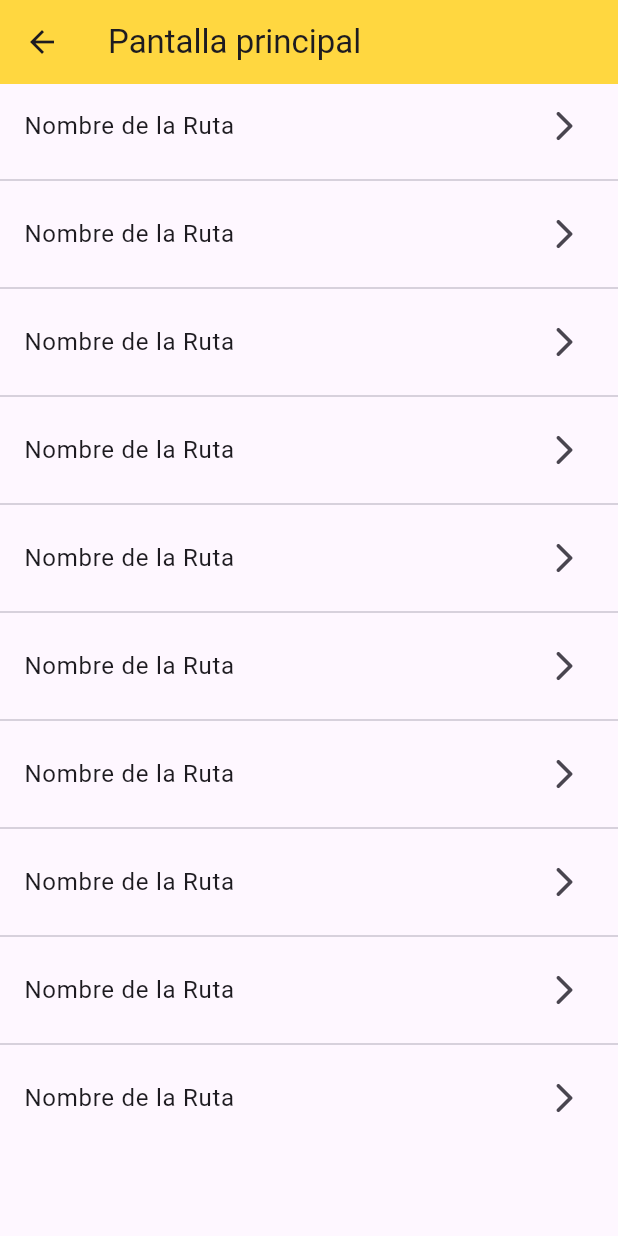
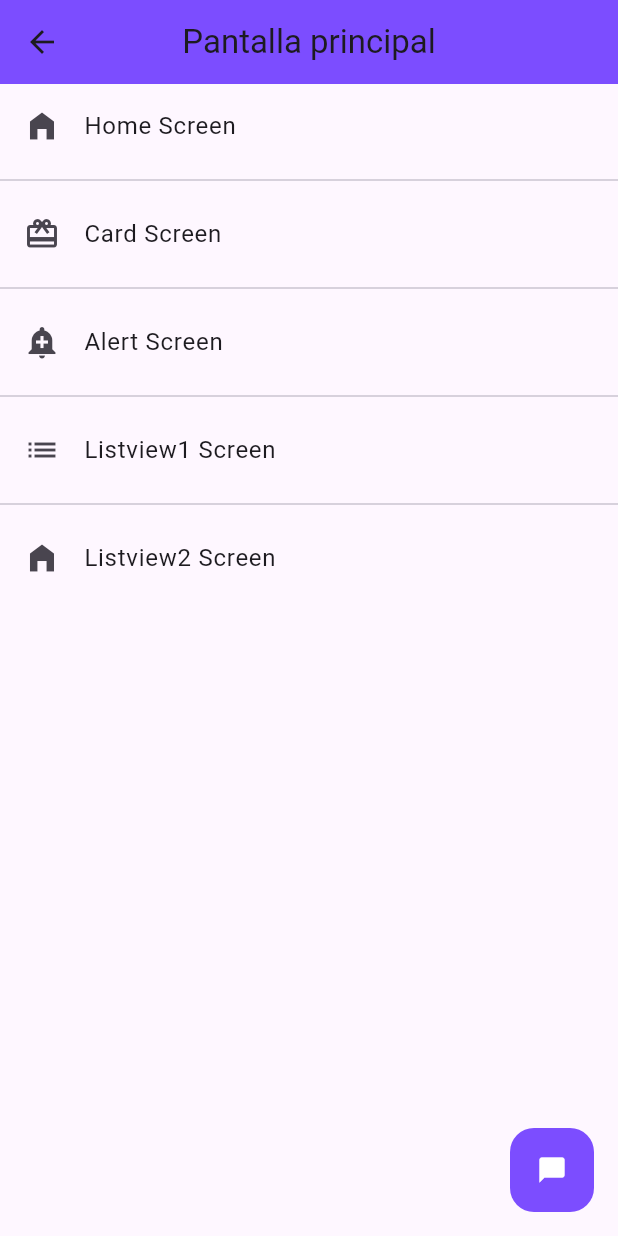
Before and after one commit to GrimmGW/prog_components, a Flutter app: the HomeScreen screen opened by its route, on a phone screen of 412 x 824 dp. Run offline on Flutter 3.47's test engine with Material 3 defaults, Android fonts, the phone set to English and light mode, and no system bars.

Commit message:
Se agregó los temas y funcionalidades faltantes al proyecto

```diff
--- /dev/null
+++ b/lib/Widgets/widgets.dart
@@ -0,0 +1 @@
+export 'package:prog_components/Widgets/custom_card.dart';
--- a/lib/main.dart
+++ b/lib/main.dart
@@ -1,5 +1,6 @@
 import 'package:flutter/material.dart';
 import 'package:prog_components/router/app_router.dart';
+import 'package:prog_components/themes/app_theme.dart';
 
 void main() => runApp(const MyApp());
 
@@ -11,9 +12,9 @@ class MyApp extends StatelessWidget {
     return MaterialApp(
       debugShowCheckedModeBanner: false,
       title: 'Material App',
-      initialRoute: AppRouter.initialRoute,
+      initialRoute: '/home',
       routes: AppRouter.routes,
-      onGenerateRoute: (settings) => AppRouter.onGenerateRoute(settings),
+      theme: AppTheme.lightTheme
     );
   }
 }
--- /dev/null
+++ b/lib/models/menu_option.dart
@@ -0,0 +1,18 @@
+
+import 'package:flutter/material.dart';
+
+class MenuOption {
+
+  final String route;
+  final IconData icon;
+  final String name;
+  final Widget screen;
+
+  MenuOption({
+    required this.route,
+    required this.icon,
+    required this.name,
+    required this.screen
+  });
+
+}
--- a/lib/router/app_router.dart
+++ b/lib/router/app_router.dart
@@ -1,9 +1,10 @@
 import 'package:flutter/material.dart';
+import 'package:prog_components/models/menu_option.dart';
 import '../screens/screens.dart';
 
 class AppRouter{
 
-  static const initialRoute = '/listview2';
+  static const initialRoute = '/home';
 
   static Map<String, Widget Function(BuildContext)> routes = {
 
@@ -15,6 +16,27 @@ class AppRouter{
 
   };
 
+  static final menuOptions = <MenuOption>[
+    MenuOption(route: '/home', icon: Icons.home_filled, name: 'Home Screen', screen: const HomeScreen()),
+    MenuOption(route: '/card', icon: Icons.card_giftcard, name: 'Card Screen', screen: const CardScreen()),
+    MenuOption(route: '/alert', icon: Icons.add_alert, name: 'Alert Screen', screen: const AlertScreen()),
+    MenuOption(route: '/listview1', icon: Icons.list, name: 'Listview1 Screen', screen: const ListviewScreen()),
+    MenuOption(route: '/listview2', icon: Icons.home_filled, name: 'Listview2 Screen', screen: const Listview2Screen()),
+  ];
+
+  static Map<String, Widget Function(BuildContext)> getAppRoutes(){
+
+    Map<String, Widget Function(BuildContext)> appRoutes = {};
+
+    for (final option in menuOptions) {
+      appRoutes.addAll({
+        option.route : ( BuildContext context ) => option.screen
+      });
+    }
+
+    return appRoutes;
+  }
+
   static Route<dynamic> onGenerateRoute(RouteSettings settings){
     return MaterialPageRoute(
       builder: (context) => const AlertScreen()
--- a/lib/screens/home_screen.dart
+++ b/lib/screens/home_screen.dart
@@ -1,4 +1,5 @@
 import 'package:flutter/material.dart';
+import 'package:prog_components/router/app_router.dart';
 
 class HomeScreen extends StatelessWidget {
 
@@ -9,25 +10,28 @@ class HomeScreen extends StatelessWidget {
     return Scaffold(
       appBar: AppBar(
         title: Text("Pantalla principal"),
-        backgroundColor: Colors.amberAccent,
       ),
       body: ListView.separated(
-        itemCount: 10,
+        itemCount: AppRouter.menuOptions.length,
         separatorBuilder: (BuildContext context, int index) {
           return Divider();
         },
         itemBuilder: (BuildContext context, int index) {
           return ListTile(
-            title: Text('Nombre de la Ruta'),
-            trailing: Icon(Icons.arrow_forward_ios_rounded),
+            title: Text(AppRouter.menuOptions[index].name),
+            leading: Icon(AppRouter.menuOptions[index].icon),
             onTap: (){
 
-              Navigator.pushNamed(context, '/alert2');
+              Navigator.pushNamed(context, AppRouter.menuOptions[index].route);
 
             },
           );
         },
       ),
+      floatingActionButton: FloatingActionButton(
+        child: Icon(Icons.chat_bubble),
+        onPressed: (){}
+      )
     );
   }
 }
--- a/lib/screens/listview2_screen.dart
+++ b/lib/screens/listview2_screen.dart
@@ -11,7 +11,6 @@ class Listview2Screen extends StatelessWidget {
     return  Scaffold(
       appBar: AppBar(
         title: Text("ListView2"),
-        backgroundColor: Colors.amberAccent,
       ),
       body: ListView.separated(
         itemCount: juegos.length,
--- /dev/null
+++ b/lib/themes/app_theme.dart
@@ -0,0 +1,47 @@
+
+import 'package:flutter/material.dart';
+
+class AppTheme {
+
+  static final ThemeData darkTheme = ThemeData.dark().copyWith(
+
+    primaryColor: Colors.deepPurpleAccent,
+
+    //Tema del AppBar
+    appBarTheme: AppBarTheme(
+      backgroundColor: Colors.deepPurpleAccent,
+      centerTitle: true,
+    ),
+
+    //Tema del FloatingActionButton
+    floatingActionButtonTheme: FloatingActionButtonThemeData(
+      elevation: 0,
+      backgroundColor: Colors.deepPurpleAccent,
+      iconSize: 20,
+    ),
+
+
+
+  );
+
+    static final ThemeData lightTheme = ThemeData.light().copyWith(
+
+    primaryColor: Colors.deepPurpleAccent,
+
+    //Tema del AppBar
+    appBarTheme: AppBarTheme(
+      backgroundColor: Colors.deepPurpleAccent,
+      centerTitle: true,
+    ),
+
+    //Tema del FloatingActionButton
+    floatingActionButtonTheme: FloatingActionButtonThemeData(
+      elevation: 0,
+      foregroundColor: Colors.white ,
+      backgroundColor: Colors.deepPurpleAccent,
+      iconSize: 20,
+    )
+
+  );
+
+}
```
Also changed, not shown: lib/Widgets/custom_card.dart (added, +31 -0 lines), lib/screens/alert_screen.dart (+13 -3 lines), lib/screens/card_screen.dart (+26 -3 lines), lib/models/models.dart (added).
